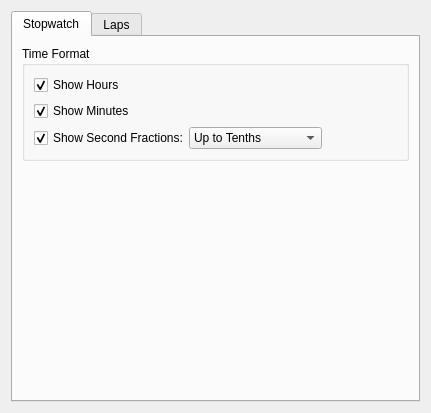
KDE/kronometer, file src/gui/generalsettings.ui: the form before one commit.
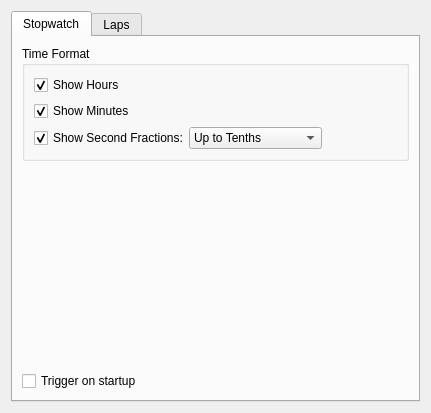
The form after the commit. The open tabs and pages were chosen to show the change.

Diff of the .ui file:
```diff
--- a/src/gui/generalsettings.ui
+++ b/src/gui/generalsettings.ui
@@ -144,6 +144,13 @@
          </property>
         </spacer>
        </item>
+       <item>
+        <widget class="QCheckBox" name="kcfg_triggerOnStartup">
+          <property name="text">
+            <string>Trigger on startup</string>
+          </property>
+        </widget>
+       </item>
       </layout>
      </widget>
      <widget class="QWidget" name="tab_2">
```
